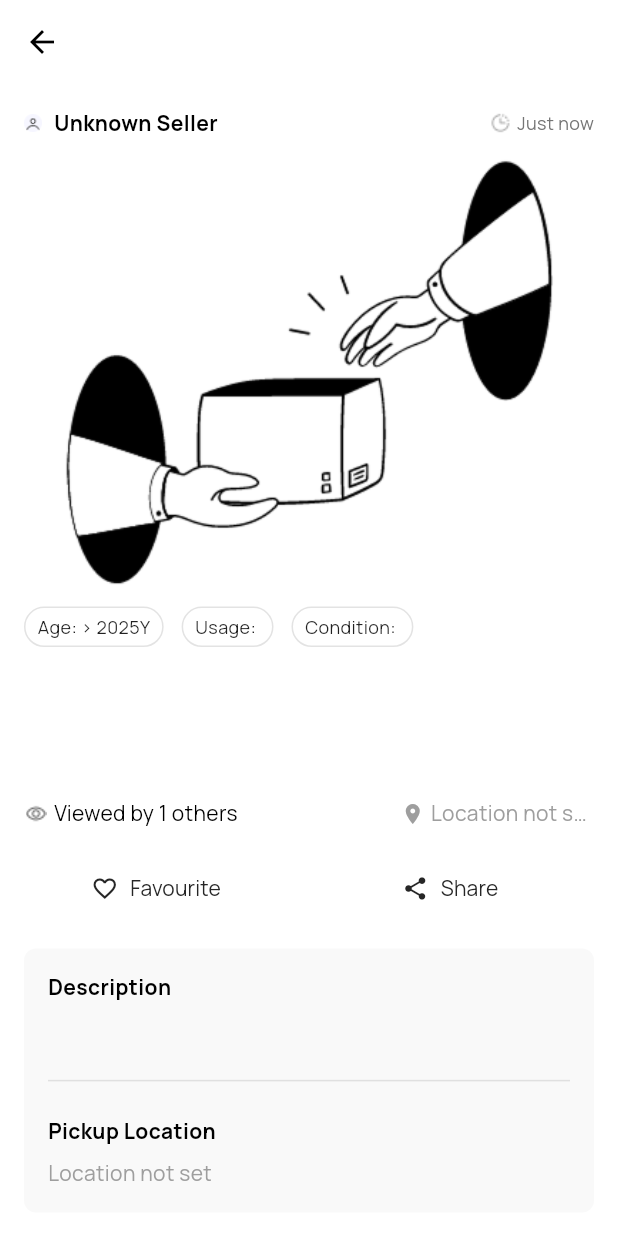
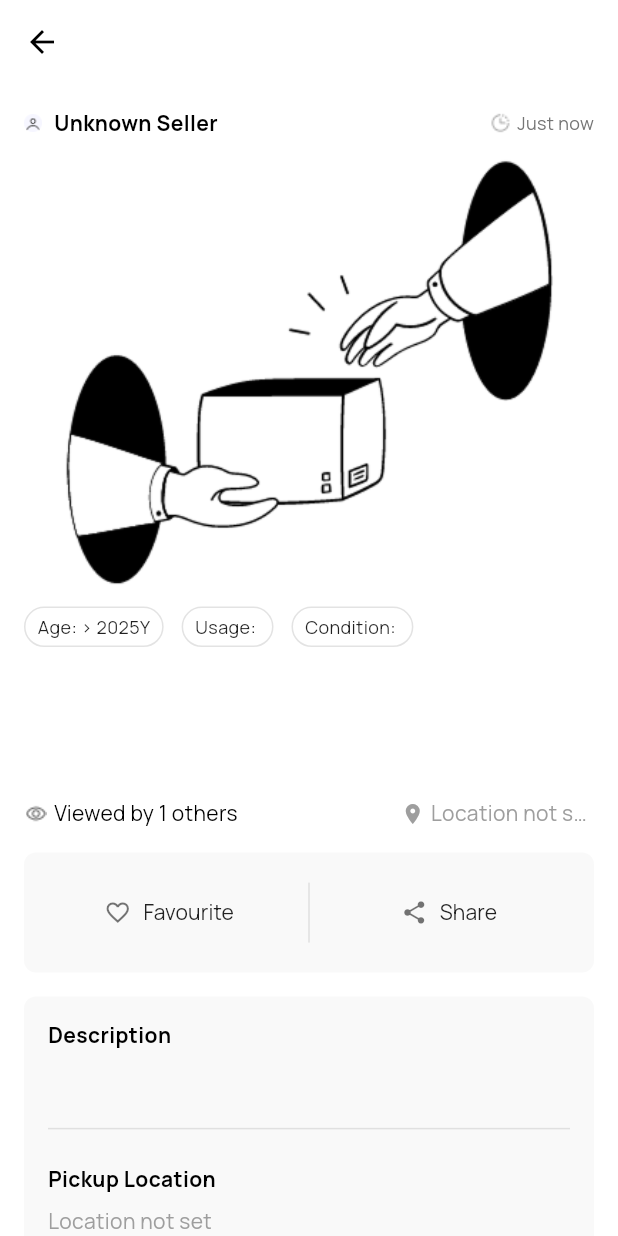
Before and after one commit to Sivareddy0506/FE_JUCTION_TEST, a Flutter app: the ProductDetailPage screen opened directly with empty values, on a phone screen of 412 x 824 dp. Run offline on Flutter 3.47's test engine with Material 3 defaults, Android fonts, the phone set to English and light mode, and no system bars; our stand-ins replace carousel_slider, cloud_firestore, connectivity_plus, firebase_auth, firebase_core, flutter_image_compress and 7 more; missing offline and left inert: razorpay_flutter; accounts and stored records are empty; network calls fail.

Commit message:
pushed ui code

```diff
--- a/lib/screens/products/product_detail.dart
+++ b/lib/screens/products/product_detail.dart
@@ -348,37 +348,80 @@ class _ProductDetailPageState extends State<ProductDetailPage> {
             ],
           ),
           const SizedBox(height: 16),
-
 // Favorite & Share
-          Row(
+Container(
+  padding: const EdgeInsets.all(16),
+  decoration: BoxDecoration(
+    color: const Color(0xFFF9F9F9),
+    borderRadius: BorderRadius.circular(8),
+  ),
+  child: Row(
     children: [
+      // Favorite button
       Expanded(
-                child: OutlinedButton.icon(
-                  onPressed: _favoritesService.isLoading ? null : () => _toggleFavorite(product.id),
+        child: TextButton.icon(
+          style: TextButton.styleFrom(
+            backgroundColor: Colors.transparent,
+            foregroundColor: Colors.black87,
+            padding: const EdgeInsets.symmetric(vertical: 12),
+          ),
+          onPressed: _favoritesService.isLoading
+              ? null
+              : () => _toggleFavorite(product.id),
           icon: _favoritesService.isLoading
               ? const SizedBox(
                   width: 20,
                   height: 20,
-                          child: CircularProgressIndicator(strokeWidth: 2, valueColor: AlwaysStoppedAnimation<Color>(Colors.grey)),
+                  child: CircularProgressIndicator(
+                    strokeWidth: 2,
+                    valueColor:
+                        AlwaysStoppedAnimation<Color>(Colors.grey),
+                  ),
                 )
-                      : Icon(_favoritesService.isFavorited(product.id) ? Icons.favorite : Icons.favorite_border,
-                          color: _favoritesService.isFavorited(product.id) ? Colors.deepOrange : null),
+              : Icon(
+                  _favoritesService.isFavorited(product.id)
+                      ? Icons.favorite
+                      : Icons.favorite_border,
+                  color: _favoritesService.isFavorited(product.id)
+                      ? Colors.deepOrange
+                      : Colors.black54,
+                ),
           label: _favoritesService.isLoading
               ? const Text('Loading...')
-                      : Text(_favoritesService.isFavorited(product.id) ? 'Favourited' : 'Favourite'),
+              : Text(
+                  _favoritesService.isFavorited(product.id)
+                      ? 'Favourited'
+                      : 'Favourite',
                 ),
         ),
-              const SizedBox(width: 12),
+      ),
+
+      // Divider
+      Container(
+        height: 40,
+        width: 1,
+        margin: const EdgeInsets.symmetric(horizontal: 12),
+        color: Colors.grey.shade300,
+      ),
+
+      // Share button
       Expanded(
-                child: OutlinedButton.icon(
+        child: TextButton.icon(
+          style: TextButton.styleFrom(
+            backgroundColor: Colors.transparent,
+            foregroundColor: Colors.black87,
+            padding: const EdgeInsets.symmetric(vertical: 12),
+          ),
           onPressed: () {},
-                  icon: const Icon(Icons.share),
+          icon: const Icon(Icons.share, color: Colors.black54),
           label: const Text('Share'),
         ),
       ),
     ],
   ),
+),
 const SizedBox(height: 16),
+
 
           // Description & Pickup Location
           Container(
```
Lines whose indentation alone changed are shown as unchanged.
